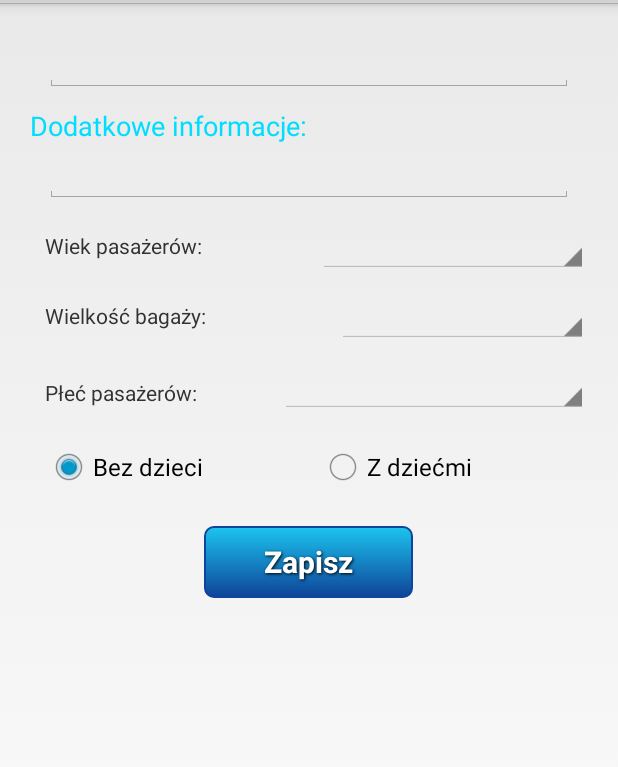
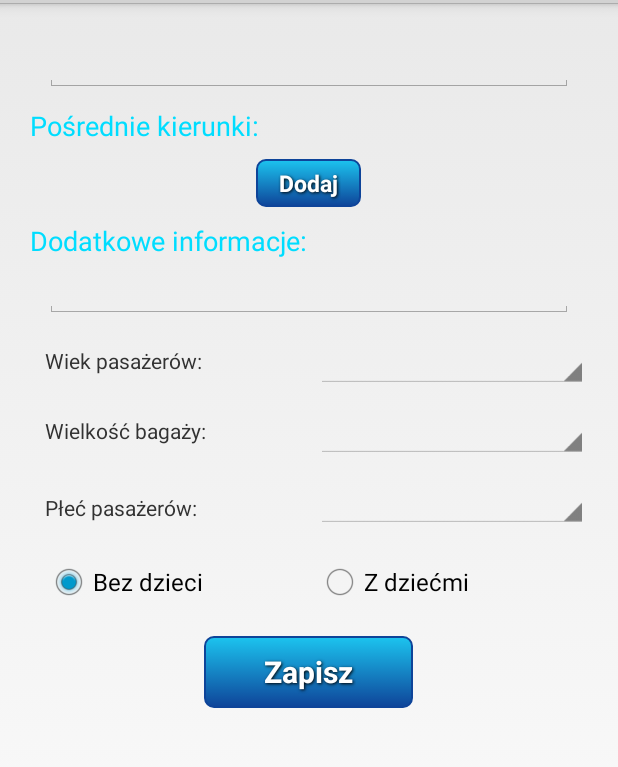
Before and after one commit to patrykkurczyna/Hitchiker-2.0, an Android app: the fragment RegisterHitchhikerFragment shown on its own in the app's theme, on a phone screen of 412 x 824 dp, the part 69-836 px from its top. Run offline under Robolectric (Android 15) with nearby library versions, the phone set to English and light mode, and no system bars; our stand-ins replace ButterKnife, Dagger/Hilt's generated code; libraries missing offline, so code that uses them is left out: com.wrapp.floatlabelededittext, de.greenrobot.event; plain views replace FloatLabeledEditText; 2 statements that could not run were skipped.

Commit message:
add additional destinations to register hitchhiker form

```diff
--- a/android/src/main/java/pl/agh/edu/hitchhiker/ui/LoggedActivity.java
+++ b/android/src/main/java/pl/agh/edu/hitchhiker/ui/LoggedActivity.java
@@ -231,9 +231,11 @@ public class LoggedActivity extends Activity implements HitchhikerInterface, Goo
         savedLocation = null;
         switch (personRegistered) {
             case DRIVER:
+                CredentialStorage.INSTANCE.setRegisteredDriver(-1);
                 apiService.unregisterDriver(CredentialStorage.INSTANCE.getRegisteredDriver());
                 break;
             case HITCHHIKER:
+                CredentialStorage.INSTANCE.setRegisteredHitchhiker(-1);
                 apiService.unregisterHitchhiker(CredentialStorage.INSTANCE.getRegisteredHitchhiker());
                 break;
         }
--- a/android/src/main/java/pl/agh/edu/hitchhiker/ui/RegisterHitchhikerFragment.java
+++ b/android/src/main/java/pl/agh/edu/hitchhiker/ui/RegisterHitchhikerFragment.java
@@ -31,6 +31,9 @@ import pl.agh.edu.hitchhiker.utils.SystemServicesHelper;
 
 public class RegisterHitchhikerFragment extends Fragment {
     public static final String LOG = RegisterHitchhikerFragment.class.getSimpleName();
+
+    private Location registeredLocation;
+
     @Inject
     ApiService service;
     @InjectView(R.id.editDestination)
@@ -45,7 +48,15 @@ public class RegisterHitchhikerFragment extends Fragment {
     Spinner sexSpinner;
     @InjectView(R.id.childrenButton)
     RadioButton withChildren;
-    private Location registeredLocation;
+    @InjectView(R.id.destinationsContainer)
+    ViewGroup destinationsContainer;
+
+
+    @OnClick(R.id.addDestination)
+    void addDestination() {
+        View view = getActivity().getLayoutInflater().inflate(R.layout.additional_destination, null);
+        destinationsContainer.addView(view);
+    }
 
     @OnClick(R.id.saveButton)
     void save() {
--- /dev/null
+++ b/android/src/main/res/layout/additional_destination.xml
@@ -0,0 +1,7 @@
+<?xml version="1.0" encoding="utf-8"?>
+<com.wrapp.floatlabelededittext.FloatLabeledEditText xmlns:android="http://schemas.android.com/apk/res/android"
+    xmlns:float="http://schemas.android.com/apk/res-auto"
+    android:layout_width="match_parent"
+    android:layout_height="wrap_content"
+    float:fletFloatingHint="@string/form_destinantion_additional"
+    float:fletInputType="text" />
--- a/android/src/main/res/layout/fragment_register_driver.xml
+++ b/android/src/main/res/layout/fragment_register_driver.xml
@@ -22,7 +22,6 @@
             android:layout_marginBottom="10dp"
             android:layout_marginLeft="10dp"
             android:layout_marginRight="10dp" />
-
 
         <TextView
             android:layout_width="wrap_content"
--- a/android/src/main/res/layout/fragment_register_hitchhiker.xml
+++ b/android/src/main/res/layout/fragment_register_hitchhiker.xml
@@ -4,7 +4,7 @@
     android:layout_width="match_parent"
     android:layout_height="match_parent">
 
-    <RelativeLayout
+    <LinearLayout
         android:layout_width="match_parent"
         android:layout_height="wrap_content"
         tools:context="pl.agh.edu.hitchhiker.ui.RegisterDriverFragment"
@@ -22,13 +22,65 @@
             android:layout_marginLeft="10dp"
             android:layout_marginRight="10dp" />
 
+        <TextView
+            android:layout_width="wrap_content"
+            android:layout_height="wrap_content"
+            android:text="@string/additional_destinations"
+            android:textColor="@android:color/holo_blue_bright"
+            android:textSize="18sp" />
+
+        <LinearLayout
+            android:layout_width="match_parent"
+            android:layout_height="wrap_content"
+            android:id="@+id/destinationsContainer"
+            android:orientation="vertical" />
+
+        <LinearLayout
+            android:layout_width="wrap_content"
+            android:layout_height="wrap_content"
+            android:orientation="horizontal"
+            android:layout_gravity="center"
+            android:layout_marginTop="10dp"
+            android:layout_marginBottom="10dp">
+
+            <Button
+                android:background="@drawable/blue_button"
+                style="@style/button_text"
+                android:minHeight="0dp"
+                android:layout_width="wrap_content"
+                android:layout_height="wrap_content"
+                android:text="@string/add_destination"
+                android:id="@+id/addDestination"
+                android:textSize="15dp"
+                android:paddingTop="5dp"
+                android:paddingBottom="5dp"
+                android:paddingLeft="15dp"
+                android:paddingRight="15dp" />
+
+            <Button
+                android:background="@drawable/blue_button"
+                style="@style/button_text"
+                android:minHeight="0dp"
+                android:layout_width="wrap_content"
+                android:layout_height="wrap_content"
+                android:text="@string/delete_destination"
+                android:id="@+id/deleteDestination"
+                android:textSize="15dp"
+                android:paddingTop="5dp"
+                android:paddingBottom="5dp"
+                android:paddingLeft="15dp"
+                android:paddingRight="15dp"
+                android:layout_marginLeft="30dp"
+                android:visibility="gone"/>
+
+        </LinearLayout>
+
 
         <TextView
             android:layout_width="wrap_content"
             android:layout_height="wrap_content"
             android:text="@string/additional_info"
             android:id="@+id/additionalInfo"
-            android:layout_below="@id/editDestination"
             android:textColor="@android:color/holo_blue_bright"
             android:textSize="18sp" />
 
@@ -39,21 +91,19 @@
             float:fletFloatingHint="@string/people_number"
             float:fletInputType="number"
             android:layout_marginBottom="10dp"
-            android:layout_below="@id/additionalInfo"
             android:layout_marginLeft="10dp"
             android:layout_marginRight="10dp" />
 
         <LinearLayout
             android:layout_width="match_parent"
             android:layout_height="wrap_content"
-            android:layout_below="@id/peopleNumber"
             android:layout_marginBottom="10dp"
             android:layout_marginLeft="10dp"
             android:orientation="horizontal"
             android:id="@+id/ageLayout">
 
             <TextView
-                android:layout_width="wrap_content"
+                android:layout_width="0dp"
                 android:layout_height="wrap_content"
                 android:text="@string/age_hint"
                 android:id="@+id/ageHint"
@@ -61,7 +111,7 @@
                 android:layout_weight="1" />
 
             <Spinner
-                android:layout_width="wrap_content"
+                android:layout_width="0dp"
                 android:layout_height="wrap_content"
                 android:id="@+id/age_spinner"
                 android:layout_weight="1"
@@ -71,14 +121,13 @@
         <LinearLayout
             android:layout_width="match_parent"
             android:layout_height="wrap_content"
-            android:layout_below="@id/ageLayout"
             android:layout_marginBottom="10dp"
             android:layout_marginLeft="10dp"
             android:orientation="horizontal"
             android:id="@+id/baggageLayout">
 
             <TextView
-                android:layout_width="wrap_content"
+                android:layout_width="0dp"
                 android:layout_height="wrap_content"
                 android:text="@string/baggage_hint"
                 android:id="@+id/baggageHint"
@@ -86,7 +135,7 @@
                 android:layout_weight="1" />
 
             <Spinner
-                android:layout_width="wrap_content"
+                android:layout_width="0dp"
                 android:layout_height="wrap_content"
                 android:id="@+id/baggageSpinner"
                 android:layout_weight="1" />
@@ -95,14 +144,13 @@
         <LinearLayout
             android:layout_width="match_parent"
             android:layout_height="wrap_content"
-            android:layout_below="@id/baggageLayout"
             android:layout_marginBottom="10dp"
             android:layout_marginLeft="10dp"
             android:orientation="horizontal"
             android:id="@+id/sexTypeLayout">
 
             <TextView
-                android:layout_width="wrap_content"
+                android:layout_width="0dp"
                 android:layout_height="wrap_content"
                 android:text="@string/sex_hint"
                 android:id="@+id/sexHint"
@@ -110,7 +158,7 @@
                 android:layout_weight="1" />
 
             <Spinner
-                android:layout_width="wrap_content"
+                android:layout_width="0dp"
                 android:layout_height="wrap_content"
                 android:id="@+id/sexSpinner"
                 android:layout_marginBottom="10dp"
@@ -120,14 +168,13 @@
         <RadioGroup
             android:layout_width="match_parent"
             android:layout_height="wrap_content"
-            android:layout_below="@id/sexTypeLayout"
             android:layout_marginBottom="20dp"
             android:orientation="horizontal"
             android:id="@+id/childrenLayout"
             android:layout_marginLeft="10dp">
 
             <RadioButton
-                android:layout_width="wrap_content"
+                android:layout_width="0dp"
                 android:layout_height="wrap_content"
                 android:text="@string/without_children"
                 android:id="@+id/notChildrenButton"
@@ -135,7 +182,7 @@
                 android:checked="true" />
 
             <RadioButton
-                android:layout_width="wrap_content"
+                android:layout_width="0dp"
                 android:layout_height="wrap_content"
                 android:text="@string/with_children"
                 android:id="@+id/childrenButton"
@@ -148,8 +195,7 @@
             android:id="@+id/saveButtonWrapper"
             android:layout_width="wrap_content"
             android:layout_height="wrap_content"
-            android:layout_centerHorizontal="true"
-            android:layout_below="@id/childrenLayout">
+            android:layout_gravity="center_horizontal">
 
             <Button
                 android:background="@drawable/blue_button"
@@ -171,5 +217,5 @@
                 android:layout_gravity="center"
                 android:visibility="invisible" />
         </FrameLayout>
-    </RelativeLayout>
+    </LinearLayout>
 </ScrollView>
--- a/android/src/main/res/values/strings.xml
+++ b/android/src/main/res/values/strings.xml
@@ -84,5 +84,9 @@
     <string name="already_registered_hitchhiker">Jesteś już zarejestrowanym autosptopowiczem. Zakończyłeś już podróż lub chcesz się wyrejestrowac?</string>
     <string name="already_registered_driver">Jesteś już zarejestrowanym kierowcą. Zakończyłeś już podróż lub chcesz się wyrejestrowac?</string>
     <string name="finish_trip">Zakończ</string>
+    <string name="additional_destinations">Pośrednie kierunki:</string>
+    <string name="add_destination">Dodaj</string>
+    <string name="form_destinantion_additional">Pośredni kierunek</string>
+    <string name="delete_destination">Usuń</string>
 
 </resources>
--- a/android/src/main/res/values/styles.xml
+++ b/android/src/main/res/values/styles.xml
@@ -13,11 +13,10 @@
     </style>
 
     <style name="button_text" >
-        <item name="android:layout_width" >fill_parent</item>
+        <item name="android:layout_width" >match_parent</item>
         <item name="android:layout_height" >wrap_content</item>
         <item name="android:textColor" >#ffffff</item>
         <item name="android:gravity" >center</item>
-        <item name="android:layout_margin" >3dp</item>
         <item name="android:textSize" >20dp</item>
         <item name="android:textStyle" >bold</item>
         <item name="android:shadowColor" >#000000</item>
```
